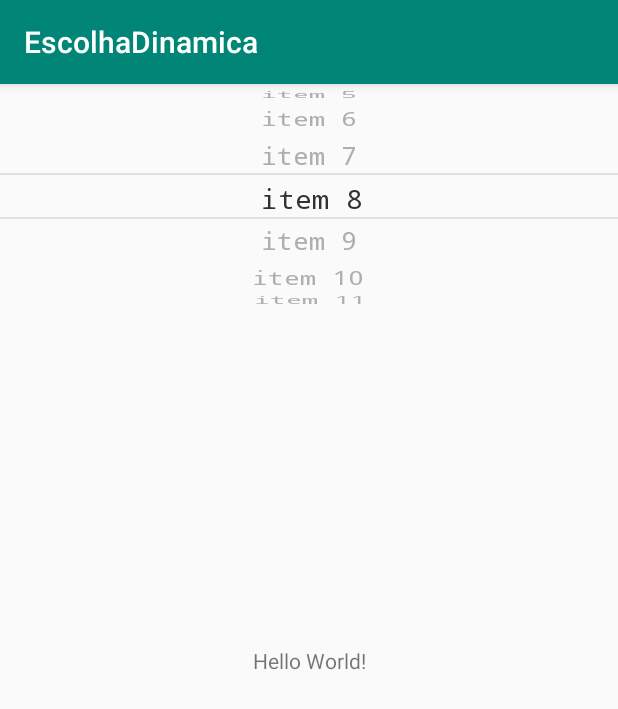
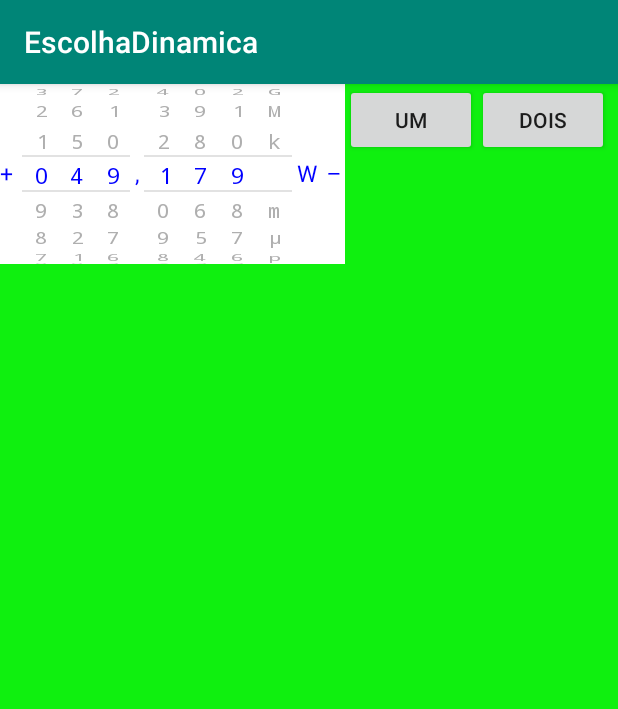
Before and after one commit to salarolimatheus/EscolhaDinamica, an Android app: the screen it shows after launch (MainActivity), on a phone screen of 412 x 824 dp. Shown: the top 709 px of the screen. Run offline under Robolectric (Android 15) with nearby library versions, the phone set to English and light mode, and no system bars.

```diff
--- a/app/src/main/java/sorocaba/peteca/com/escolhadinamica/MainActivity.java
+++ b/app/src/main/java/sorocaba/peteca/com/escolhadinamica/MainActivity.java
@@ -1,42 +1,54 @@
 package sorocaba.peteca.com.escolhadinamica;
 
+import android.graphics.Color;
 import android.support.v7.app.AppCompatActivity;
 import android.os.Bundle;
 import android.view.View;
+import android.widget.Button;
 import android.widget.Toast;
 
-import com.weigan.loopview.LoopView;
-import com.weigan.loopview.OnItemSelectedListener;
+import sorocaba.peteca.com.dinamicparam.DinamicParam;
+import sorocaba.peteca.com.loopview.LoopView;
+import sorocaba.peteca.com.loopview.OnItemSelectedListener;
 
 import java.util.ArrayList;
 
-import sorocaba.peteca.com.dinamicparam.DinamicParam;
-
 public class MainActivity extends AppCompatActivity {
-
-    private Toast toast;
 
     @Override
     protected void onCreate(Bundle savedInstanceState) {
         super.onCreate(savedInstanceState);
         setContentView(R.layout.activity_main);
-
-        final LoopView loopView = (LoopView) findViewById(R.id.loopView);
-
-        ArrayList<String> list = new ArrayList<>();
-        for (int i = 0; i < 15; i++) {
-            list.add("item " + i);
-        }
-        loopView.setListener(new OnItemSelectedListener() {
+        final DinamicParam dinamicParam = findViewById(R.id.dinamic);
+        dinamicParam.post(new Runnable() {
             @Override
-            public void onItemSelected(int index) {
-                if (toast == null) {
-                    toast = Toast.makeText(MainActivity.this, "item " + index, Toast.LENGTH_SHORT);
-                }
-                toast.setText("item " + index);
-                toast.show();
+            public void run() {
+                double valor = 49.179;
+                String simb = "W";
+                dinamicParam.carregar(valor, simb);
+                dinamicParam.setTextSize(15f);
+                dinamicParam.setTextColor(Color.rgb(0,0,255));
             }
         });
-        loopView.setItems(list);
+
+        Button button = findViewById(R.id.button);
+        button.setOnClickListener(new View.OnClickListener() {
+            @Override
+            public void onClick(View view) {
+                //valor = dinamicParam.pegarValor();
+                Toast.makeText(MainActivity.this, String.valueOf(dinamicParam.pegarValor()), Toast.LENGTH_LONG).show();
+            }
+        });
+
+        Button button2 = findViewById(R.id.button2);
+        button2.setOnClickListener(new View.OnClickListener() {
+            @Override
+            public void onClick(View view) {
+                double valor = 539.178;
+                String simb = "V";
+                //valor = dinamicParam.pegarValor();
+                dinamicParam.carregar(valor, simb);
+            }
+        });
     }
 }
--- a/app/src/main/res/layout/activity_main.xml
+++ b/app/src/main/res/layout/activity_main.xml
@@ -1,29 +1,34 @@
 <?xml version="1.0" encoding="utf-8"?>
-<android.support.constraint.ConstraintLayout xmlns:android="http://schemas.android.com/apk/res/android"
+<LinearLayout xmlns:android="http://schemas.android.com/apk/res/android"
     xmlns:app="http://schemas.android.com/apk/res-auto"
     xmlns:tools="http://schemas.android.com/tools"
     android:layout_width="match_parent"
     android:layout_height="match_parent"
-    tools:context=".MainActivity">
+    tools:context=".MainActivity"
+    android:orientation="horizontal"
+    android:background="#0ff00f">
 
-    <TextView
+    <sorocaba.peteca.com.dinamicparam.DinamicParam
+        android:layout_width="230dp"
+        android:layout_height="120dp"
+        android:id="@+id/dinamic">
+
+    </sorocaba.peteca.com.dinamicparam.DinamicParam>
+
+    <Button
         android:layout_width="wrap_content"
         android:layout_height="wrap_content"
-        android:text="Hello World!"
-        app:layout_constraintBottom_toBottomOf="parent"
-        app:layout_constraintLeft_toLeftOf="parent"
-        app:layout_constraintRight_toRightOf="parent"
-        app:layout_constraintTop_toTopOf="parent" />
+        android:id="@+id/button"
+        android:text="um">
 
-    <com.weigan.loopview.LoopView
-        android:layout_marginTop="50dp"
-        android:id="@+id/loopView"
-        android:layout_width="match_parent"
-        android:layout_height="150dp"
-        app:awv_textsize="18"
-        />
+    </Button>
 
+    <Button
+        android:layout_width="wrap_content"
+        android:layout_height="wrap_content"
+        android:id="@+id/button2"
+        android:text="dois">
 
+    </Button>
 
-
-</android.support.constraint.ConstraintLayout>
+</LinearLayout>
--- a/dinamicparam/build.gradle
+++ b/dinamicparam/build.gradle
@@ -30,4 +30,5 @@ dependencies {
     androidTestImplementation 'com.android.support.test:runner:1.0.2'
     androidTestImplementation 'com.android.support.test.espresso:espresso-core:3.0.2'
     implementation 'org.jetbrains:annotations-java5:15.0'
+    compile project(path: ':loopview')
 }
--- a/dinamicparam/src/main/java/sorocaba/peteca/com/dinamicparam/DinamicParam.java
+++ b/dinamicparam/src/main/java/sorocaba/peteca/com/dinamicparam/DinamicParam.java
@@ -1,13 +1,34 @@
 package sorocaba.peteca.com.dinamicparam;
 
 import android.content.Context;
-import android.graphics.Canvas;
 import android.util.AttributeSet;
+import android.view.LayoutInflater;
 import android.view.View;
+import android.widget.LinearLayout;
+import android.widget.TextView;
+import android.widget.Toast;
 
-public class DinamicParam extends View {
-    private float valorEsquerdoUm, valorEsquerdoDois, valorDireitoUm, valorDireitoDois;
-    private float valorOficial;
+import java.util.ArrayList;
+
+import sorocaba.peteca.com.loopview.LoopView;
+import sorocaba.peteca.com.loopview.OnItemSelectedListener;
+
+public class DinamicParam extends LinearLayout {
+
+    private double valorAtual;
+    private String simbolo;
+    private TextView virgula;
+    private TextView simbText;
+    private TextView botaoMais;
+    private TextView botaoMenos;
+
+    private LoopView centena;
+    private LoopView dezena;
+    private LoopView unidade;
+    private LoopView decimos;
+    private LoopView centesimos;
+    private LoopView milesimos;
+    private LoopView grandeza;
 
     public DinamicParam(Context context) {
         super(context);
@@ -20,18 +41,122 @@ public class DinamicParam extends View {
     }
 
     private void init() {
+        LayoutInflater  mInflater = (LayoutInflater)getContext().getSystemService(Context.LAYOUT_INFLATER_SERVICE);
+        View view = mInflater.inflate(R.layout.layout_dinamicparam, this, true);
 
+        centena = view.findViewById(R.id.loopView1);
+        dezena = view.findViewById(R.id.loopView2);
+        unidade = view.findViewById(R.id.loopView3);
+        decimos = view.findViewById(R.id.loopView4);
+        virgula = view.findViewById(R.id.virgula);
+        centesimos = view.findViewById(R.id.loopView5);
+        milesimos = view.findViewById(R.id.loopView6);
+        grandeza = view.findViewById(R.id.loopView7);
+        simbText = view.findViewById(R.id.simb);
+        botaoMais = view.findViewById(R.id.botaoMais);
+        botaoMenos = view.findViewById(R.id.botaoMenos);
+
+        ArrayList<String> numeros = new ArrayList<>();
+        for (int i = 9; i >= 0; i--) {numeros.add(String.valueOf(i));}
+        ArrayList<String> unidadesSI = new ArrayList<>();
+        unidadesSI.add("G"); unidadesSI.add("M"); unidadesSI.add("k"); unidadesSI.add(" ");
+        unidadesSI.add("m"); unidadesSI.add("μ"); unidadesSI.add("p");
+
+        centena.setItems(numeros); dezena.setItems(numeros); unidade.setItems(numeros);
+        decimos.setItems(numeros); centesimos.setItems(numeros); milesimos.setItems(numeros);
+        grandeza.setItems(unidadesSI);
+
+        botaoMais.setOnClickListener(new OnClickListener() {
+            @Override
+            public void onClick(View view) {
+                valorAtual = pegarValor();
+                if (!((grandeza.getSelectedItem() == 0) && (centena.getSelectedItem() != 9))) {
+                valorAtual *= 10;
+                carregar(valorAtual, simbolo);
+                }
+            }
+        });
+
+        botaoMenos.setOnClickListener(new OnClickListener() {
+            @Override
+            public void onClick(View view) {
+                valorAtual = pegarValor();
+                if (!((grandeza.getSelectedItem() == 6) && (centena.getSelectedItem() == 9) && (dezena.getSelectedItem() == 9))) {
+                    valorAtual *= 0.1;
+                    carregar(valorAtual, simbolo);
+                }
+            }
+        });
     }
 
-    @Override
-    protected void onDraw(Canvas canvas) {
-        super.onDraw(canvas);
+    public void carregar(double valor, String simb) {
+        valorAtual = valor;
+        simbolo = simb;
+        simbText.setText(simbolo);
+        int exponencial = 0;
+
+        if(valor >= 1000) {
+            while(valor >= 1000) {
+                exponencial += 1;
+                valor /= 1000;
+            }
+        } else if (valor < 1) {
+            while (valor < 1) {
+                exponencial -= 1;
+                valor *= 1000;
+            }
+        } else {
+            exponencial = 0;
+        }
+
+        unidade.setCurrentPosition((((int) (valor%10) + 1)*9)%10);
+        valor *= 0.1;
+        dezena.setCurrentPosition((((int) (valor%10) + 1)*9)%10);
+        valor *= 0.1;
+        centena.setCurrentPosition((((int) (valor%10) + 1)*9)%10);
+        valor = 10*(100*valor - (int) (100*valor));
+        decimos.setCurrentPosition((((int) (valor)+1)*9)%10);
+        valor *= 10;
+        centesimos.setCurrentPosition((((int) (valor)+1)*9)%10);
+        valor *= 10;
+        milesimos.setCurrentPosition((((int) (valor)+1)*9)%10);
+
+        grandeza.setCurrentPosition(3-exponencial);
     }
 
-    public float getValorOficial() {
-        return valorOficial;
+    public double pegarValor() {
+        valorAtual = (((centena.getSelectedItem()+1)*9)%10 * 100 + ((dezena.getSelectedItem()+1)*9)%10 * 10 + ((unidade.getSelectedItem()+1)*9)%10
+                + ((decimos.getSelectedItem()+1)*9)%10 * 0.1 + ((centesimos.getSelectedItem()+1)*9)%10 * 0.01 + ((milesimos.getSelectedItem()+1)*9)%10 * 0.001)
+                * Math.pow(10, (3-grandeza.getSelectedItem())*3);
+        return valorAtual;
     }
-    public void setValorOficial(float valorOficial) {
-        this.valorOficial = valorOficial;
+
+    public void setTextSize(float size) {
+        centena.setTextSize(size);
+        dezena.setTextSize(size);
+        unidade.setTextSize(size);
+        decimos.setTextSize(size);
+        virgula.setTextSize(size);
+        centesimos.setTextSize(size);
+        milesimos.setTextSize(size);
+        grandeza.setTextSize(size);
+        simbText.setTextSize(size);
+
+        botaoMenos.setTextSize(size);
+        botaoMais.setTextSize(size);
+    }
+
+    public void setTextColor(int color) {
+        centena.setCenterTextColor(color);
+        dezena.setCenterTextColor(color);
+        unidade.setCenterTextColor(color);
+        decimos.setCenterTextColor(color);
+        virgula.setTextColor(color);
+        centesimos.setCenterTextColor(color);
+        milesimos.setCenterTextColor(color);
+        grandeza.setCenterTextColor(color);
+        simbText.setTextColor(color);
+        botaoMais.setTextColor(color);
+        botaoMenos.setTextColor(color);
     }
 }
--- /dev/null
+++ b/dinamicparam/src/main/res/layout/layout_dinamicparam.xml
@@ -0,0 +1,106 @@
+<?xml version="1.0" encoding="utf-8"?>
+<LinearLayout xmlns:android="http://schemas.android.com/apk/res/android"
+    xmlns:app="http://schemas.android.com/apk/res-auto"
+    android:orientation="horizontal"
+    android:layout_width="match_parent"
+    android:layout_height="match_parent"
+    android:background="#ffffff"
+    android:layout_weight="1">
+
+    <TextView
+        android:layout_width="0dp"
+        android:layout_weight="0.075"
+        android:layout_height="wrap_content"
+        android:textSize="18sp"
+        android:text="+"
+        android:id="@+id/botaoMais">
+    </TextView>
+
+    <sorocaba.peteca.com.loopview.LoopView
+        android:id="@+id/loopView1"
+        android:layout_width="0dp"
+        android:layout_weight="0.125"
+        android:layout_height="match_parent"
+        app:awv_textsize="18"
+        app:awv_isLoop="true"/>
+
+    <sorocaba.peteca.com.loopview.LoopView
+        android:id="@+id/loopView2"
+        android:layout_width="0dp"
+        android:layout_weight="0.125"
+        android:layout_height="match_parent"
+        app:awv_textsize="18"
+        app:awv_isLoop="true"/>
+
+    <sorocaba.peteca.com.loopview.LoopView
+        android:id="@+id/loopView3"
+        android:layout_width="0dp"
+        android:layout_weight="0.125"
+        android:layout_height="match_parent"
+        app:awv_textsize="18"
+        app:awv_isLoop="true"/>
+
+    <TextView
+        android:layout_width="0dp"
+        android:layout_weight="0.05"
+        android:layout_height="match_parent"
+        android:text=","
+        android:textSize="18sp"
+        android:textColor="#000000"
+        android:gravity="center"
+        android:textAlignment="center"
+        android:id="@+id/virgula"/>
+
+    <sorocaba.peteca.com.loopview.LoopView
+        android:id="@+id/loopView4"
+        android:layout_width="0dp"
+        android:layout_weight="0.125"
+        android:layout_height="match_parent"
+        app:awv_textsize="18"
+        app:awv_isLoop="true" />
+
+    <sorocaba.peteca.com.loopview.LoopView
+        android:id="@+id/loopView5"
+        android:layout_width="0dp"
+        android:layout_weight="0.125"
+        android:layout_height="match_parent"
+        app:awv_textsize="18"
+        app:awv_isLoop="true" />
+
+    <sorocaba.peteca.com.loopview.LoopView
+        android:id="@+id/loopView6"
+        android:layout_width="0dp"
+        android:layout_weight="0.125"
+        android:layout_height="match_parent"
+        app:awv_textsize="18"
+        app:awv_isLoop="true" />
+
+    <sorocaba.peteca.com.loopview.LoopView
+        android:id="@+id/loopView7"
+        android:layout_width="0dp"
+        android:layout_weight="0.125"
+        android:layout_height="match_parent"
+        app:awv_textsize="18"
+        app:awv_isLoop="false" />
+
+    <TextView
+        android:layout_width="0dp"
+        android:layout_weight="0.1"
+        android:layout_height="match_parent"
+        android:text=""
+        android:textSize="18sp"
+        android:textColor="#000000"
+        android:gravity="center"
+        android:textAlignment="center"
+        android:id="@+id/simb"/>
+
+    <TextView
+        android:layout_width="0dp"
+        android:layout_weight="0.075"
+        android:layout_height="wrap_content"
+        android:textSize="18sp"
+        android:text="–"
+        android:textAlignment="center"
+        android:id="@+id/botaoMenos">
+    </TextView>
+</LinearLayout>
--- a/loopview/build.gradle
+++ b/loopview/build.gradle
@@ -27,5 +27,4 @@ publish {
     artifactId = 'loopView'//项目名称
     publishVersion = '0.2.2'//版本号
     desc = 'A wheelView for android'//描述，不重要
-    website = 'https://github.com/weidongjian/androidWheelView'//网站，不重要；尽量模拟github上的地址，例如我这样的；当然你有地址最好了
 }
--- a/loopview/src/main/java/com/weigan/loopview/InertiaTimerTask.java
+++ b/loopview/src/main/java/sorocaba/peteca/com/loopview/InertiaTimerTask.java
@@ -2,7 +2,7 @@
 // Jad home page: http://www.geocities.com/kpdus/jad.html
 // Decompiler options: braces fieldsfirst space lnc
 
-package com.weigan.loopview;
+package sorocaba.peteca.com.loopview;
 
 // Referenced classes of package com.qingchifan.view:
 //            LoopView
--- a/loopview/src/main/java/com/weigan/loopview/LoopView.java
+++ b/loopview/src/main/java/sorocaba/peteca/com/loopview/LoopView.java
@@ -1,4 +1,4 @@
-package com.weigan.loopview;
+package sorocaba.peteca.com.loopview;
 
 import android.content.Context;
 import android.content.res.Resources;
@@ -13,6 +13,8 @@ import android.util.Log;
 import android.view.GestureDetector;
 import android.view.MotionEvent;
 import android.view.View;
+
+import com.weigan.loopview.R;
 
 import java.util.ArrayList;
 import java.util.HashMap;
--- a/loopview/src/main/java/com/weigan/loopview/LoopViewGestureListener.java
+++ b/loopview/src/main/java/sorocaba/peteca/com/loopview/LoopViewGestureListener.java
@@ -2,7 +2,7 @@
 // Jad home page: http://www.geocities.com/kpdus/jad.html
 // Decompiler options: braces fieldsfirst space lnc
 
-package com.weigan.loopview;
+package sorocaba.peteca.com.loopview;
 
 import android.view.MotionEvent;
 
--- a/loopview/src/main/java/com/weigan/loopview/MessageHandler.java
+++ b/loopview/src/main/java/sorocaba/peteca/com/loopview/MessageHandler.java
@@ -2,7 +2,7 @@
 // Jad home page: http://www.geocities.com/kpdus/jad.html
 // Decompiler options: braces fieldsfirst space lnc
 
-package com.weigan.loopview;
+package sorocaba.peteca.com.loopview;
 
 import android.os.Handler;
 import android.os.Message;
--- a/loopview/src/main/java/com/weigan/loopview/OnItemScrollListener.java
+++ b/loopview/src/main/java/sorocaba/peteca/com/loopview/OnItemScrollListener.java
@@ -1,4 +1,4 @@
-package com.weigan.loopview;
+package sorocaba.peteca.com.loopview;
 
 public interface OnItemScrollListener {
     /**
--- a/loopview/src/main/java/com/weigan/loopview/OnItemSelectedListener.java
+++ b/loopview/src/main/java/sorocaba/peteca/com/loopview/OnItemSelectedListener.java
@@ -2,7 +2,7 @@
 // Jad home page: http://www.geocities.com/kpdus/jad.html
 // Decompiler options: braces fieldsfirst space lnc
 
-package com.weigan.loopview;
+package sorocaba.peteca.com.loopview;
 
 
 public interface OnItemSelectedListener {
--- a/loopview/src/main/java/com/weigan/loopview/OnItemSelectedRunnable.java
+++ b/loopview/src/main/java/sorocaba/peteca/com/loopview/OnItemSelectedRunnable.java
@@ -2,12 +2,10 @@
 // Jad home page: http://www.geocities.com/kpdus/jad.html
 // Decompiler options: braces fieldsfirst space lnc
 
-package com.weigan.loopview;
+package sorocaba.peteca.com.loopview;
 
 // Referenced classes of package com.qingchifan.view:
 //            LoopView, OnItemSelectedListener
-
-import android.util.Log;
 
 final class OnItemSelectedRunnable implements Runnable {
     final LoopView loopView;
--- a/loopview/src/main/java/com/weigan/loopview/SmoothScrollTimerTask.java
+++ b/loopview/src/main/java/sorocaba/peteca/com/loopview/SmoothScrollTimerTask.java
@@ -2,7 +2,7 @@
 // Jad home page: http://www.geocities.com/kpdus/jad.html
 // Decompiler options: braces fieldsfirst space lnc
 
-package com.weigan.loopview;
+package sorocaba.peteca.com.loopview;
 
 final class SmoothScrollTimerTask implements Runnable {
 
```
